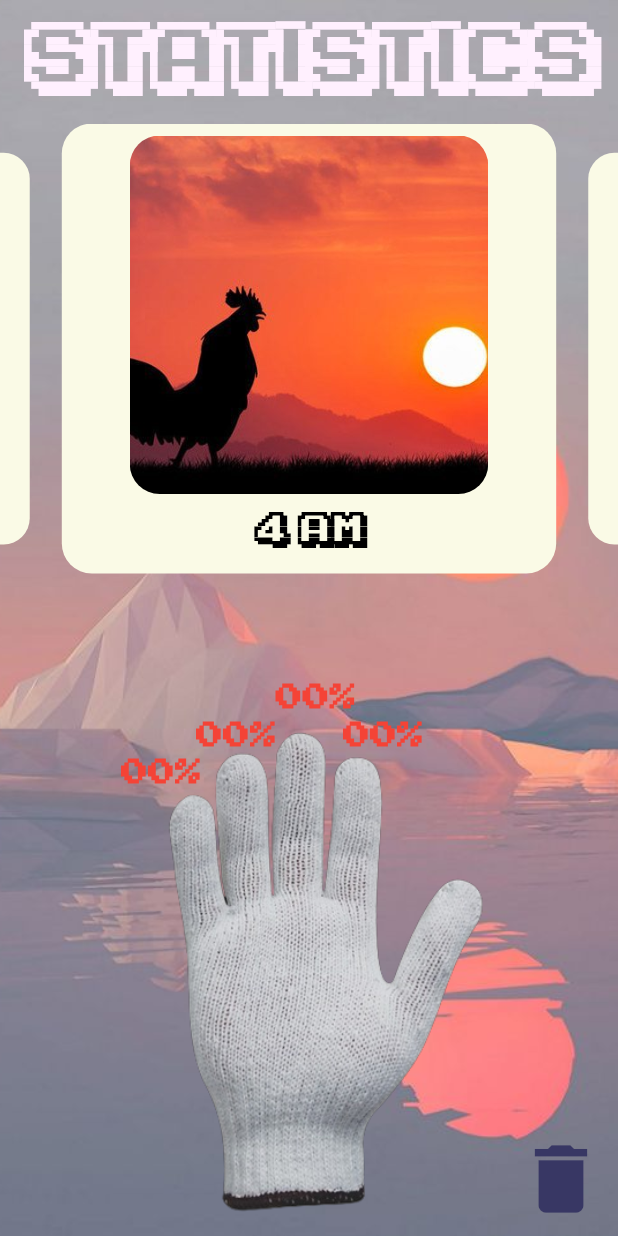
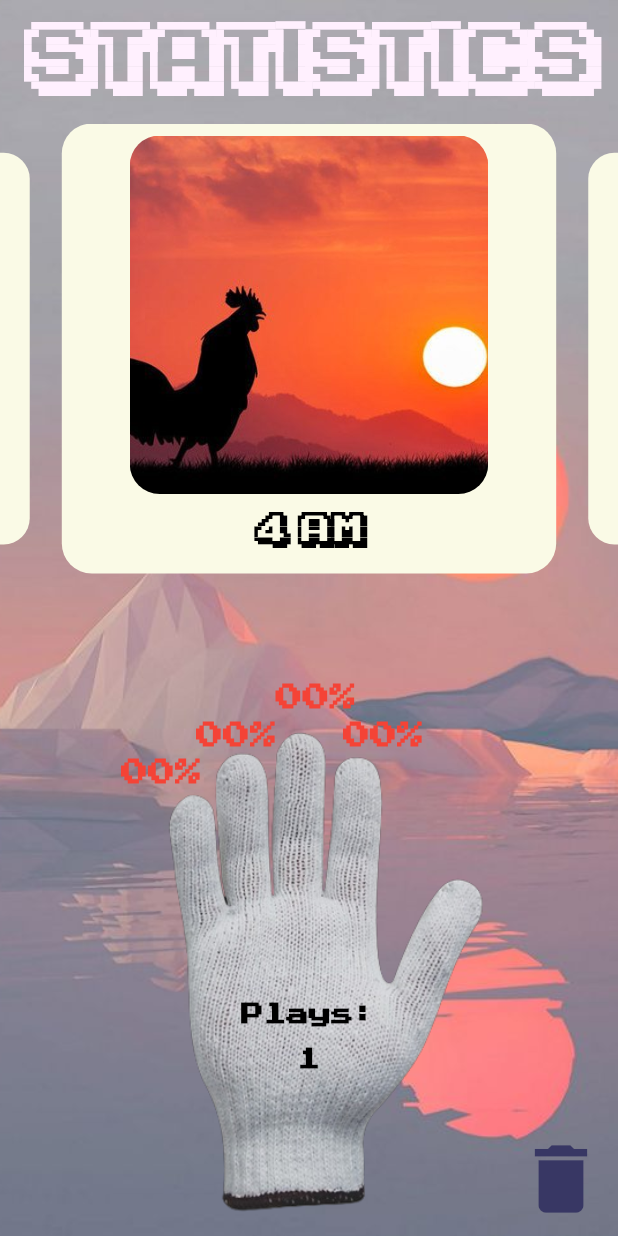
Before and after one commit to giladeldor/GloveHero, a Flutter app: the StatisticsPage screen opened directly, on a phone screen of 412 x 824 dp. Run offline on Flutter 3.47's test engine with Material 2 defaults, Android fonts, the phone set to English and light mode, and no system bars; drawn by our look-alikes of auto_size_text, carousel_slider; our stand-ins replace circular_countdown_timer, flutter_rating_bar, just_audio, permission_handler; missing offline and left inert: flutter_reactive_ble.

Commit message:
Added song play count to statistics.

```diff
--- a/glove_hero_app/lib/models/statistics.dart
+++ b/glove_hero_app/lib/models/statistics.dart
@@ -53,13 +53,17 @@ class InputStatistics {
 }
 
 class SongStatistics {
+  final int numPlays;
   final Map<Input, InputStatistics> _statistics;
 
-  SongStatistics() : _statistics = {};
+  SongStatistics()
+      : numPlays = 1,
+        _statistics = {};
 
   SongStatistics.merge(
       {required SongStatistics stats1, required SongStatistics stats2})
-      : _statistics = {
+      : numPlays = stats1.numPlays + stats2.numPlays,
+        _statistics = {
           for (final input in Input.realValues)
             input: InputStatistics.merge(
               stats1: stats1._statistics[input] ?? InputStatistics(),
@@ -77,6 +81,7 @@ class SongStatistics {
       _statistics[input]?.getPercent(scoreType) ?? 0;
 
   Map<String, dynamic> toJson() => {
+        'numPlays': numPlays,
         'statistics': {
           for (final entry in _statistics.entries)
             entry.key.idx.toString(): entry.value.toJson(),
@@ -84,7 +89,8 @@ class SongStatistics {
       };
 
   SongStatistics.fromJson(Map<String, dynamic> json)
-      : _statistics = {
+      : numPlays = json['numPlays'] ?? 0,
+        _statistics = {
           for (final entry in json['statistics'].entries)
             Input.fromIdx(int.parse(entry.key)): InputStatistics.fromJson(
               entry.value,
--- a/glove_hero_app/lib/pages/statistics_page.dart
+++ b/glove_hero_app/lib/pages/statistics_page.dart
@@ -36,6 +36,7 @@ class _StatisticsPageState extends State<StatisticsPage> {
             ),
           ),
           child: Stack(
+            alignment: Alignment.center,
             children: Input.realValues
                     .map((input) => _getPercentWidget(
                           _statistics.getPercent(input, ScoreType.good) +
@@ -111,6 +112,18 @@ class _StatisticsPageState extends State<StatisticsPage> {
                       ),
                     ],
                   ),
+                  Positioned(
+                    bottom: _positionOfNumPlays().bottom,
+                    child: Text(
+                      "Plays:\n\n${_statistics.numPlays}",
+                      textAlign: TextAlign.center,
+                      style: const TextStyle(
+                          color: Colors.black,
+                          fontSize: 15,
+                          fontWeight: FontWeight.bold,
+                          fontFamily: 'HighScore'),
+                    ),
+                  ),
                 ],
           ),
         ),
@@ -118,7 +131,7 @@ class _StatisticsPageState extends State<StatisticsPage> {
     );
   }
 
-  ({double left, double bottom}) _positionOf(Input input) {
+  ({double left, double bottom}) _positionOfInput(Input input) {
     final centerWidth = MediaQuery.of(context).size.width / 2;
 
     final ({double left, double bottom}) position = switch (input) {
@@ -130,6 +143,10 @@ class _StatisticsPageState extends State<StatisticsPage> {
     };
 
     return position;
+  }
+
+  ({double? left, double? bottom}) _positionOfNumPlays() {
+    return (left: null, bottom: 110);
   }
 
   Color _getPercentColor(int percent) {
@@ -147,8 +164,8 @@ class _StatisticsPageState extends State<StatisticsPage> {
   Widget _getPercentWidget(int percent, Input input) {
     percent = min(percent, 99);
     return Positioned(
-      left: _positionOf(input).left,
-      bottom: _positionOf(input).bottom,
+      left: _positionOfInput(input).left,
+      bottom: _positionOfInput(input).bottom,
       child: Text(
         "${percent.toString().padLeft(2, '0')}%",
         style: TextStyle(
```
